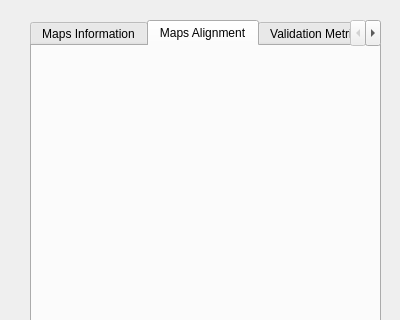
Qt form ogm_gui/ui/validation.ui (MariosPro/thesis) before a commit; both pictures show x 0 to 400 and y 0 to 320 of the 400 by 498 pixel window.
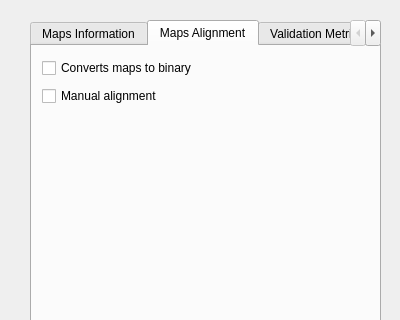
The same form after that commit. The open tabs and pages were chosen to show the change.

Commit message: Add functionality to select thresholding and alignments of maps from gui

```diff
--- a/ogm_gui/ui/validation.ui
+++ b/ogm_gui/ui/validation.ui
@@ -182,16 +182,31 @@
     <attribute name="title">
      <string>Maps Alignment</string>
     </attribute>
-    <widget class="QWidget" name="gridLayoutWidget_4">
+    <widget class="QWidget" name="">
      <property name="geometry">
       <rect>
-       <x>0</x>
-       <y>0</y>
-       <width>321</width>
-       <height>391</height>
+       <x>10</x>
+       <y>10</y>
+       <width>198</width>
+       <height>52</height>
       </rect>
      </property>
-     <layout class="QGridLayout" name="alignmentGridLayout"/>
+     <layout class="QVBoxLayout" name="verticalLayout_6">
+      <item>
+       <widget class="QCheckBox" name="binaryCheckBox">
+        <property name="text">
+         <string>Converts maps to binary</string>
+        </property>
+       </widget>
+      </item>
+      <item>
+       <widget class="QCheckBox" name="manualAlignmentCheckBox">
+        <property name="text">
+         <string>Manual alignment</string>
+        </property>
+       </widget>
+      </item>
+     </layout>
     </widget>
    </widget>
    <widget class="QWidget" name="metricsTab">
```
Left out of the diff: 16 changed lines with no effect on the pictures. The commit also changes 8 other files.
